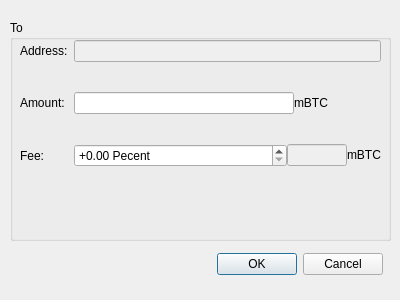
This is qt/paydialog.ui in bitbaba/bitmail as Qt 5 draws it before an edit. The edited form follows.
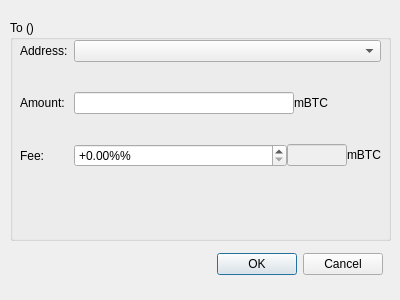
This is the edited form.

```diff
--- a/qt/paydialog.ui
+++ b/qt/paydialog.ui
@@ -53,7 +53,7 @@
     </rect>
    </property>
    <property name="title">
-    <string>To</string>
+    <string>To ()</string>
    </property>
    <widget class="QWidget" name="formLayoutWidget">
     <property name="geometry">
@@ -75,13 +75,6 @@
        </property>
       </widget>
      </item>
-     <item row="0" column="1">
-      <widget class="QLineEdit" name="lineEdit">
-       <property name="enabled">
-        <bool>false</bool>
-       </property>
-      </widget>
-     </item>
      <item row="1" column="0">
       <widget class="QLabel" name="label_2">
        <property name="text">
@@ -164,7 +157,7 @@
           <string>+</string>
          </property>
          <property name="suffix">
-          <string> Pecent</string>
+          <string>%%</string>
          </property>
         </widget>
        </item>
@@ -220,6 +213,9 @@
        </item>
       </layout>
      </item>
+     <item row="0" column="1">
+      <widget class="QComboBox" name="cbbBtcAddr"/>
+     </item>
     </layout>
    </widget>
   </widget>
```
